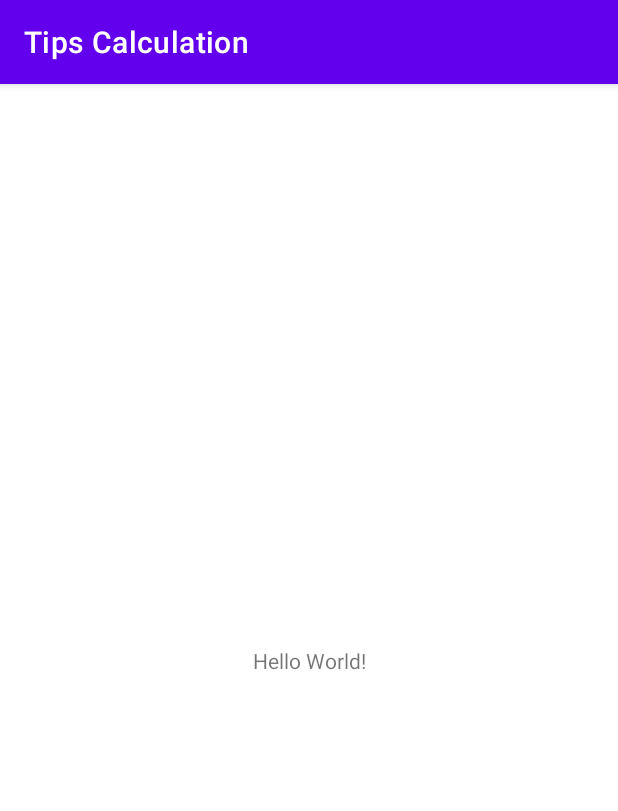
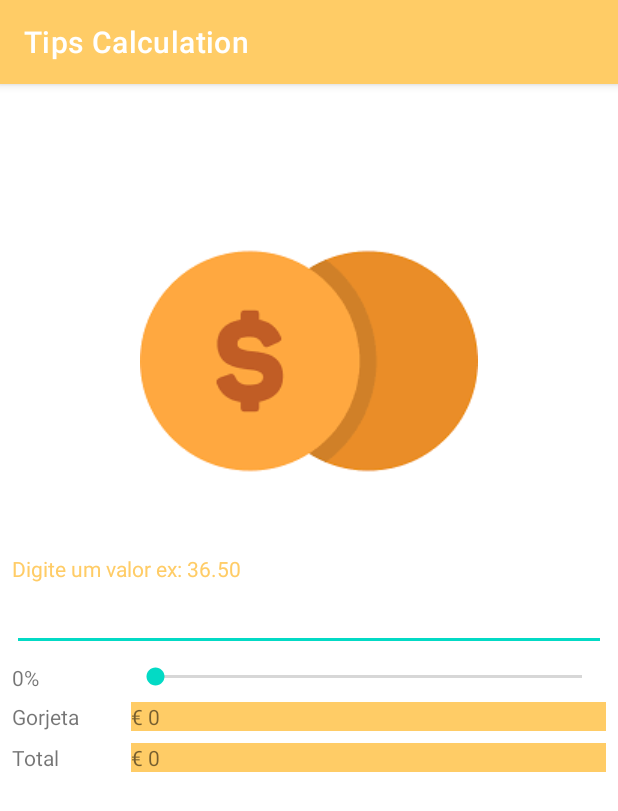
Before and after one commit to marc8s/tips, an Android app: the screen it shows after launch (MainActivity), on a phone screen of 412 x 824 dp. Shown: the top 811 px of the screen. Run offline under Robolectric (Android 15) with nearby library versions, the phone set to English and light mode, and no system bars.

```diff
--- a/app/src/main/res/layout/activity_main.xml
+++ b/app/src/main/res/layout/activity_main.xml
@@ -4,15 +4,115 @@
     xmlns:tools="http://schemas.android.com/tools"
     android:layout_width="match_parent"
     android:layout_height="match_parent"
+    android:padding="8dp"
     tools:context=".MainActivity">
 
-    <TextView
+    <ImageView
+        android:id="@+id/imageView_tips"
         android:layout_width="wrap_content"
         android:layout_height="wrap_content"
-        android:text="Hello World!"
-        app:layout_constraintBottom_toBottomOf="parent"
+        android:layout_marginTop="64dp"
+        android:src="@drawable/gorjeta"
         app:layout_constraintLeft_toLeftOf="parent"
         app:layout_constraintRight_toRightOf="parent"
         app:layout_constraintTop_toTopOf="parent" />
 
+    <TextView
+        android:id="@+id/texView_rule"
+        android:layout_width="0dp"
+        android:layout_height="wrap_content"
+        android:textColor="@color/orange"
+        android:layout_marginTop="16dp"
+        android:text="@string/digite_um_valor_ex_36_50"
+        app:layout_constraintLeft_toLeftOf="parent"
+        app:layout_constraintRight_toRightOf="parent"
+        app:layout_constraintTop_toBottomOf="@+id/imageView_tips" />
+
+    <EditText
+        android:id="@+id/editText_value"
+        android:layout_width="0dp"
+        android:layout_height="wrap_content"
+        app:layout_constraintLeft_toLeftOf="parent"
+        app:layout_constraintRight_toRightOf="parent"
+        app:layout_constraintTop_toBottomOf="@+id/texView_rule" />
+
+    <TextView
+        android:id="@+id/textView_porcentagem"
+        android:layout_width="0dp"
+        android:layout_height="wrap_content"
+        android:layout_marginTop="8dp"
+        android:text="0%"
+        app:layout_constraintEnd_toStartOf="@+id/seekBar_porcentagem"
+        app:layout_constraintStart_toStartOf="parent"
+        app:layout_constraintTop_toBottomOf="@+id/editText_value"
+        app:layout_constraintHorizontal_weight="2"
+        />
+
+    <SeekBar
+        android:id="@+id/seekBar_porcentagem"
+        android:layout_marginTop="8dp"
+        android:max="100"
+        android:layout_width="0dp"
+        android:layout_height="wrap_content"
+        app:layout_constraintEnd_toEndOf="parent"
+        app:layout_constraintHorizontal_bias="0.5"
+        app:layout_constraintStart_toEndOf="@+id/textView_porcentagem"
+        app:layout_constraintTop_toBottomOf="@+id/editText_value"
+        app:layout_constraintHorizontal_weight="8"
+        tools:layout_editor_absoluteY="395dp" />
+
+    <TextView
+        android:id="@+id/textView_descricao_gorjeta"
+        android:layout_marginTop="8dp"
+        android:layout_width="0dp"
+        android:layout_height="wrap_content"
+        android:text="@string/gorjeta"
+        app:layout_constraintEnd_toStartOf="@+id/textView_valor_gorjeta"
+        app:layout_constraintHorizontal_bias="0.5"
+        app:layout_constraintStart_toStartOf="parent"
+        app:layout_constraintTop_toBottomOf="@+id/seekBar_porcentagem"
+        app:layout_constraintHorizontal_weight="2"
+        tools:layout_editor_absoluteY="401dp" />
+
+    <TextView
+        android:id="@+id/textView_valor_gorjeta"
+        android:layout_marginTop="8dp"
+        android:layout_width="0dp"
+        android:layout_height="wrap_content"
+        android:text="@string/zero"
+        android:background="@color/orange"
+        app:layout_constraintEnd_toEndOf="parent"
+        app:layout_constraintHorizontal_bias="0.5"
+        app:layout_constraintStart_toEndOf="@+id/textView_descricao_gorjeta"
+        app:layout_constraintTop_toBottomOf="@+id/seekBar_porcentagem"
+        app:layout_constraintHorizontal_weight="8"
+        tools:layout_editor_absoluteY="400dp" />
+
+    <TextView
+        android:id="@+id/textView_descricao_total"
+        android:layout_marginTop="8dp"
+        android:layout_width="0dp"
+        android:layout_height="wrap_content"
+        android:text="@string/total"
+        app:layout_constraintEnd_toStartOf="@+id/textView_valor_total"
+        app:layout_constraintHorizontal_bias="0.5"
+        app:layout_constraintStart_toStartOf="parent"
+        app:layout_constraintTop_toBottomOf="@+id/textView_valor_gorjeta"
+        app:layout_constraintHorizontal_weight="2"
+        tools:layout_editor_absoluteY="435dp" />
+
+    <TextView
+        android:id="@+id/textView_valor_total"
+        android:layout_marginTop="8dp"
+        android:layout_width="0dp"
+        android:layout_height="wrap_content"
+        android:background="@color/orange"
+        android:text="@string/zero"
+        app:layout_constraintEnd_toEndOf="parent"
+        app:layout_constraintHorizontal_bias="0.5"
+        app:layout_constraintStart_toEndOf="@+id/textView_descricao_total"
+        app:layout_constraintTop_toBottomOf="@+id/textView_valor_gorjeta"
+        app:layout_constraintHorizontal_weight="8"
+        tools:layout_editor_absoluteY="433dp" />
+
 </androidx.constraintlayout.widget.ConstraintLayout>
--- a/app/src/main/res/values/colors.xml
+++ b/app/src/main/res/values/colors.xml
@@ -7,4 +7,5 @@
     <color name="teal_700">#FF018786</color>
     <color name="black">#FF000000</color>
     <color name="white">#FFFFFFFF</color>
+    <color name="orange">#ffcc66</color>
 </resources>
--- a/app/src/main/res/values/strings.xml
+++ b/app/src/main/res/values/strings.xml
@@ -1,3 +1,7 @@
 <resources>
     <string name="app_name">Tips Calculation</string>
+    <string name="digite_um_valor_ex_36_50">Digite um valor ex: 36.50</string>
+    <string name="gorjeta">Gorjeta</string>
+    <string name="zero">€ 0</string>
+    <string name="total">Total</string>
 </resources>
--- a/app/src/main/res/values/themes.xml
+++ b/app/src/main/res/values/themes.xml
@@ -2,8 +2,8 @@
     <!-- Base application theme. -->
     <style name="Theme.TipsCalculation" parent="Theme.MaterialComponents.DayNight.DarkActionBar">
         <!-- Primary brand color. -->
-        <item name="colorPrimary">@color/purple_500</item>
-        <item name="colorPrimaryVariant">@color/purple_700</item>
+        <item name="colorPrimary">@color/orange</item>
+        <item name="colorPrimaryVariant">@color/orange</item>
         <item name="colorOnPrimary">@color/white</item>
         <!-- Secondary brand color. -->
         <item name="colorSecondary">@color/teal_200</item>
```
Also changed, not shown: app/src/main/res/drawable/gorjeta.png (added).
